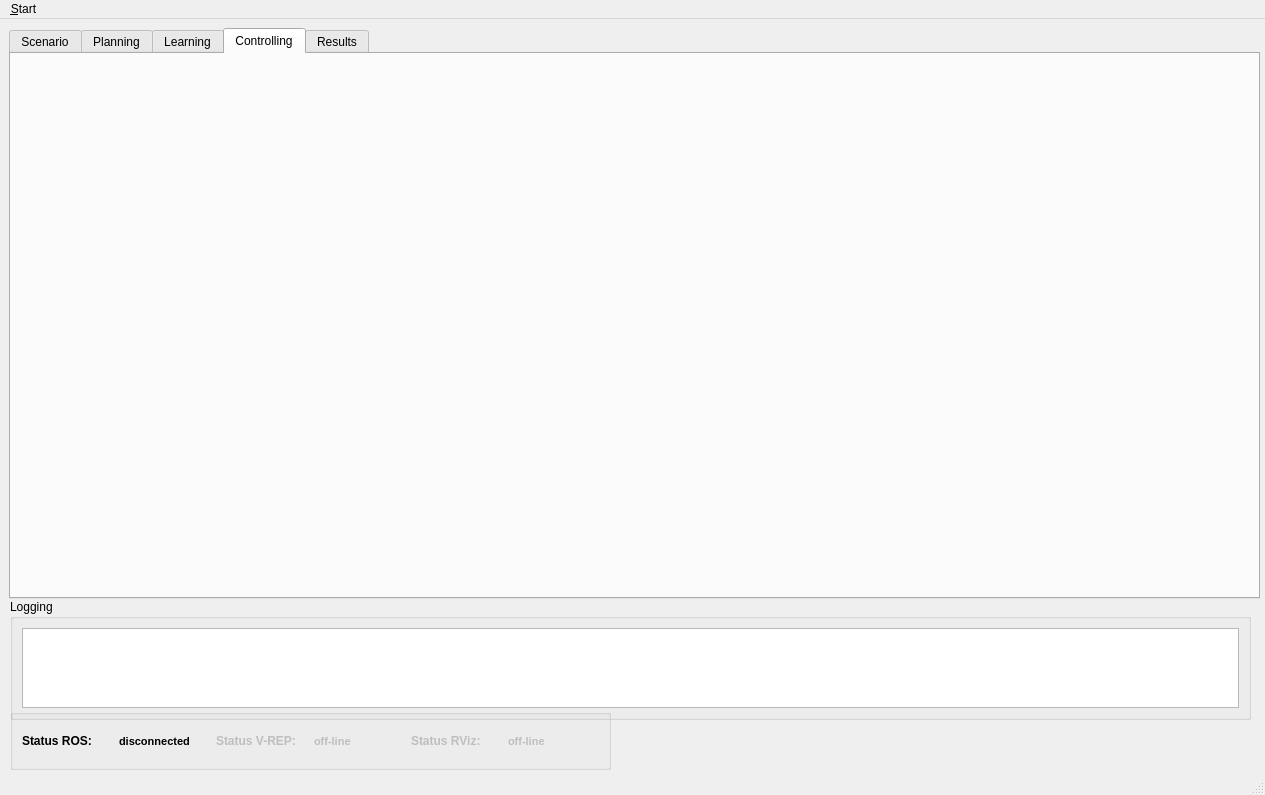
zohannn/motion_manager, file ui/main_window.ui: the form before one commit.
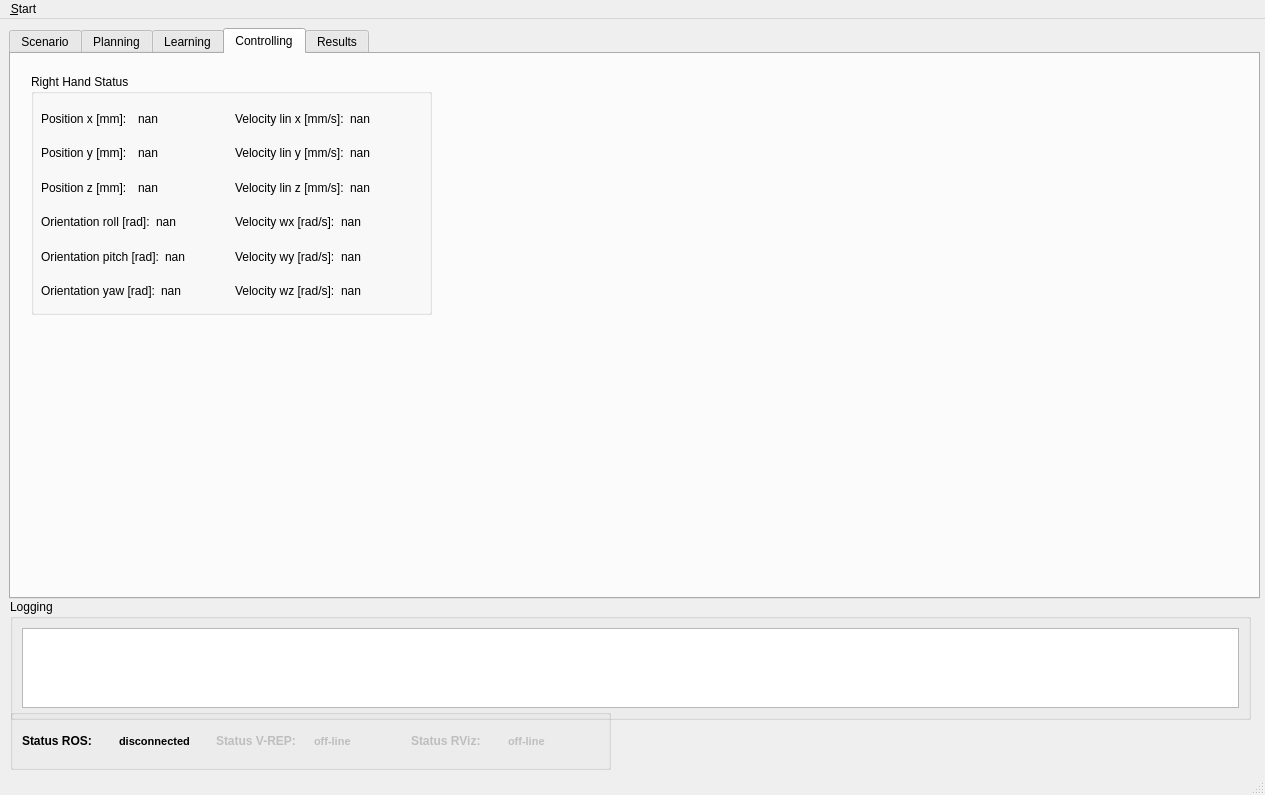
The form after the commit. The open tabs and pages were chosen to show the change. Icons and pictures are not drawn. Custom widgets are drawn as their Qt base class.

Diff of the .ui file:
```diff
--- a/ui/main_window.ui
+++ b/ui/main_window.ui
@@ -1732,6 +1732,255 @@
      <attribute name="title">
       <string>Controlling</string>
      </attribute>
+     <widget class="QGroupBox" name="groupBox_right_hand">
+      <property name="geometry">
+       <rect>
+        <x>20</x>
+        <y>20</y>
+        <width>401</width>
+        <height>241</height>
+       </rect>
+      </property>
+      <property name="title">
+       <string>Right Hand Status</string>
+      </property>
+      <widget class="QWidget" name="">
+       <property name="geometry">
+        <rect>
+         <x>10</x>
+         <y>30</y>
+         <width>381</width>
+         <height>201</height>
+        </rect>
+       </property>
+       <layout class="QHBoxLayout" name="horizontalLayout_308">
+        <item>
+         <layout class="QVBoxLayout" name="verticalLayout_59">
+          <item>
+           <layout class="QHBoxLayout" name="horizontalLayout_296">
+            <item>
+             <widget class="QLabel" name="label_right_hand_pos_x">
+              <property name="text">
+               <string>Position x [mm]:</string>
+              </property>
+             </widget>
+            </item>
+            <item>
+             <widget class="QLabel" name="label_right_hand_pos_x_value">
+              <property name="text">
+               <string>nan</string>
+              </property>
+             </widget>
+            </item>
+           </layout>
+          </item>
+          <item>
+           <layout class="QHBoxLayout" name="horizontalLayout_297">
+            <item>
+             <widget class="QLabel" name="label_right_hand_pos_y">
+              <property name="text">
+               <string>Position y [mm]:</string>
+              </property>
+             </widget>
+            </item>
+            <item>
+             <widget class="QLabel" name="label_right_hand_pos_y_value">
+              <property name="text">
+               <string>nan</string>
+              </property>
+             </widget>
+            </item>
+           </layout>
+          </item>
+          <item>
+           <layout class="QHBoxLayout" name="horizontalLayout_298">
+            <item>
+             <widget class="QLabel" name="label_right_hand_pos_z">
+              <property name="text">
+               <string>Position z [mm]:</string>
+              </property>
+             </widget>
+            </item>
+            <item>
+             <widget class="QLabel" name="label_right_hand_pos_z_value">
+              <property name="text">
+               <string>nan</string>
+              </property>
+             </widget>
+            </item>
+           </layout>
+          </item>
+          <item>
+           <layout class="QHBoxLayout" name="horizontalLayout_299">
+            <item>
+             <widget class="QLabel" name="label_right_hand_or_roll">
+              <property name="text">
+               <string>Orientation roll [rad]:</string>
+              </property>
+             </widget>
+            </item>
+            <item>
+             <widget class="QLabel" name="label_right_hand_or_roll_value">
+              <property name="text">
+               <string>nan</string>
+              </property>
+             </widget>
+            </item>
+           </layout>
+          </item>
+          <item>
+           <layout class="QHBoxLayout" name="horizontalLayout_300">
+            <item>
+             <widget class="QLabel" name="label_right_hand_or_pitch">
+              <property name="text">
+               <string>Orientation pitch [rad]:</string>
+              </property>
+             </widget>
+            </item>
+            <item>
+             <widget class="QLabel" name="label_right_hand_or_pitch_value">
+              <property name="text">
+               <string>nan</string>
+              </property>
+             </widget>
+            </item>
+           </layout>
+          </item>
+          <item>
+           <layout class="QHBoxLayout" name="horizontalLayout_301">
+            <item>
+             <widget class="QLabel" name="label_right_hand_or_yaw">
+              <property name="text">
+               <string>Orientation yaw [rad]:</string>
+              </property>
+             </widget>
+            </item>
+            <item>
+             <widget class="QLabel" name="label_right_hand_or_yaw_value">
+              <property name="text">
+               <string>nan</string>
+              </property>
+             </widget>
+            </item>
+           </layout>
+          </item>
+         </layout>
+        </item>
+        <item>
+         <layout class="QVBoxLayout" name="verticalLayout_60">
+          <item>
+           <layout class="QHBoxLayout" name="horizontalLayout_302">
+            <item>
+             <widget class="QLabel" name="label_right_hand_vel_x">
+              <property name="text">
+               <string>Velocity lin x [mm/s]:</string>
+              </property>
+             </widget>
+            </item>
+            <item>
+             <widget class="QLabel" name="label_right_hand_vel_x_value">
+              <property name="text">
+               <string>nan</string>
+              </property>
+             </widget>
+            </item>
+           </layout>
+          </item>
+          <item>
+           <layout class="QHBoxLayout" name="horizontalLayout_303">
+            <item>
+             <widget class="QLabel" name="label_right_hand_vel_y">
+              <property name="text">
+               <string>Velocity lin y [mm/s]:</string>
+              </property>
+             </widget>
+            </item>
+            <item>
+             <widget class="QLabel" name="label_right_hand_vel_y_value">
+              <property name="text">
+               <string>nan</string>
+              </property>
+             </widget>
+            </item>
+           </layout>
+          </item>
+          <item>
+           <layout class="QHBoxLayout" name="horizontalLayout_304">
+            <item>
+             <widget class="QLabel" name="label_right_hand_vel_z">
+              <property name="text">
+               <string>Velocity lin z [mm/s]:</string>
+              </property>
+             </widget>
+            </item>
+            <item>
+             <widget class="QLabel" name="label_right_hand_vel_z_value">
+              <property name="text">
+               <string>nan</string>
+              </property>
+             </widget>
+            </item>
+           </layout>
+          </item>
+          <item>
+           <layout class="QHBoxLayout" name="horizontalLayout_305">
+            <item>
+             <widget class="QLabel" name="label_right_hand_vel_wx">
+              <property name="text">
+               <string>Velocity wx [rad/s]:</string>
+              </property>
+             </widget>
+            </item>
+            <item>
+             <widget class="QLabel" name="label_right_hand_vel_wx_value">
+              <property name="text">
+               <string>nan</string>
+              </property>
+             </widget>
+            </item>
+           </layout>
+          </item>
+          <item>
+           <layout class="QHBoxLayout" name="horizontalLayout_306">
+            <item>
+             <widget class="QLabel" name="label_right_hand_vel_wy">
+              <property name="text">
+               <string>Velocity wy [rad/s]:</string>
+              </property>
+             </widget>
+            </item>
+            <item>
+             <widget class="QLabel" name="label_right_hand_vel_wy_value">
+              <property name="text">
+               <string>nan</string>
+              </property>
+             </widget>
+            </item>
+           </layout>
+          </item>
+          <item>
+           <layout class="QHBoxLayout" name="horizontalLayout_307">
+            <item>
+             <widget class="QLabel" name="label_right_hand_vel_wz">
+              <property name="text">
+               <string>Velocity wz [rad/s]:</string>
+              </property>
+             </widget>
+            </item>
+            <item>
+             <widget class="QLabel" name="label_right_hand_vel_wz_value">
+              <property name="text">
+               <string>nan</string>
+              </property>
+             </widget>
+            </item>
+           </layout>
+          </item>
+         </layout>
+        </item>
+       </layout>
+      </widget>
+     </widget>
     </widget>
     <widget class="QWidget" name="tab_results">
      <property name="enabled">
```
Left out of the diff: 2 changed lines with no effect on the pictures.
